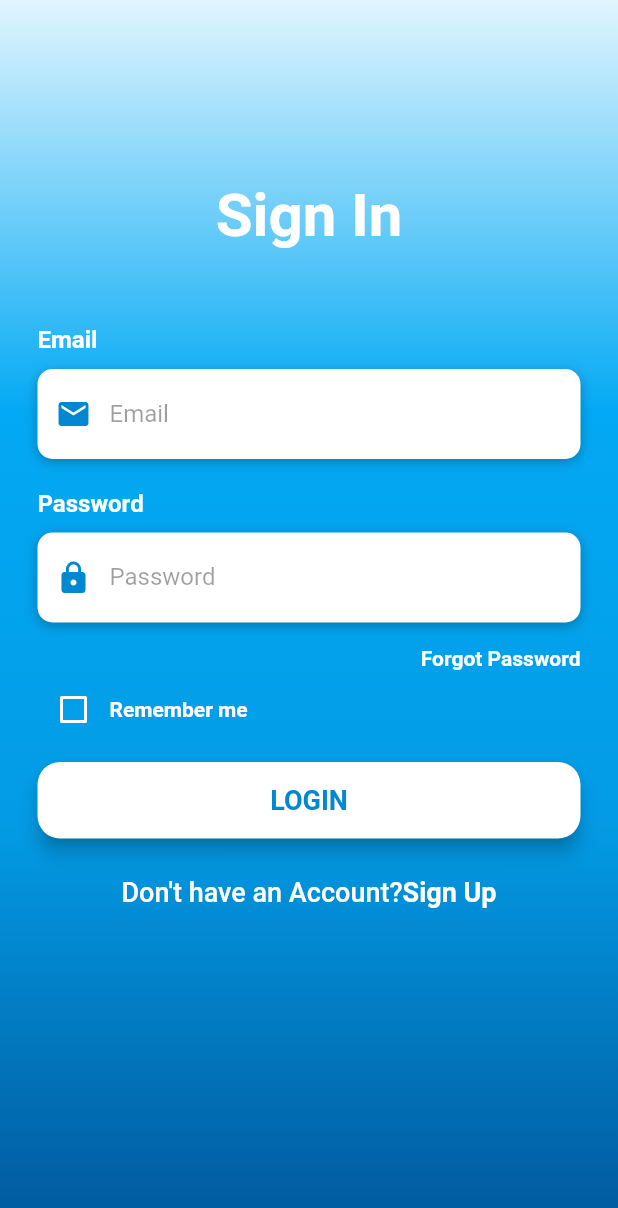
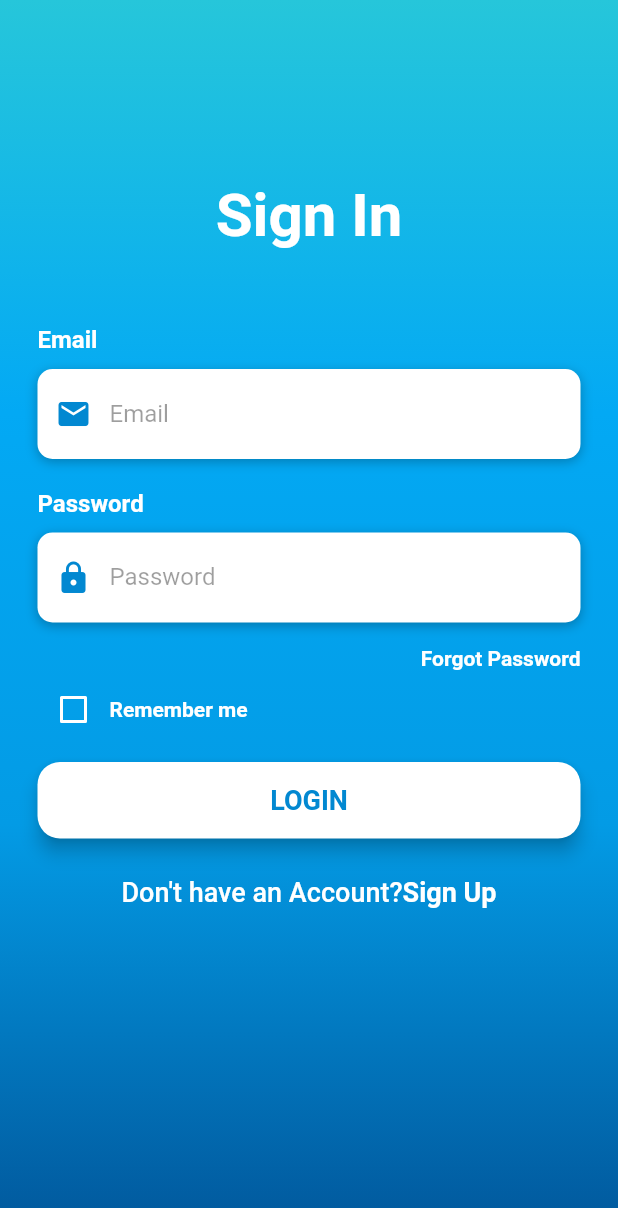
Before and after one commit to Theejuth/firztair_by_theejutha, a Flutter app: the screen it shows after launch, on a phone screen of 412 x 824 dp. Shown: the top 1208 px of the screen. Run offline on Flutter 3.47's test engine with Material 2 defaults, Android fonts, the phone set to English and light mode, and no system bars; our stand-ins replace flutter_svg, flutter_swiper, simple_animations; missing offline and left inert: arkit_plugin, dart:html, dart:js.

Commit message:
Update LoginScreen.dart

```diff
--- a/lib/LoginScreen.dart
+++ b/lib/LoginScreen.dart
@@ -183,7 +183,7 @@ class _LoginScreenState extends State<LoginScreen> {
                         begin: Alignment.topCenter,
                         end: Alignment.bottomCenter,
                         colors: [
-                      Color(0xffE1F5FE),
+                      Color(0xff26C6DA),
                       Color(0xff03A9F4),
                       Color(0xff039BE5),
                       Color(0xff01579B),
```
